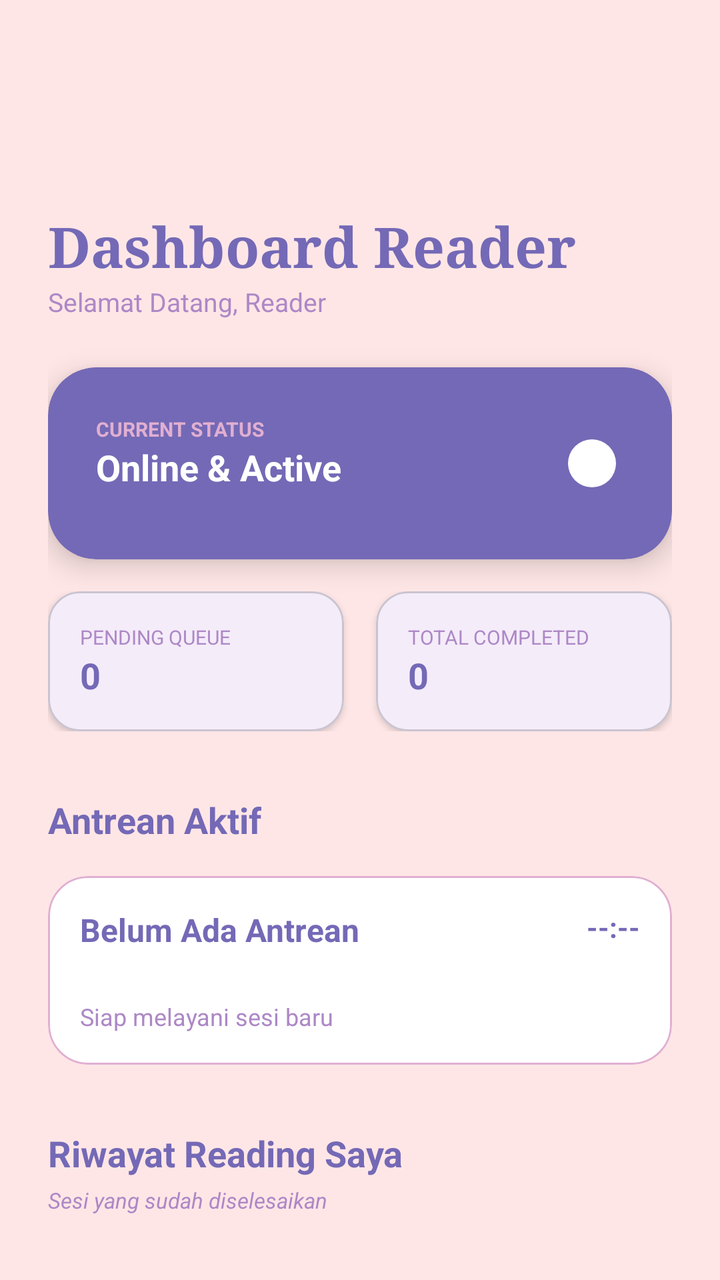
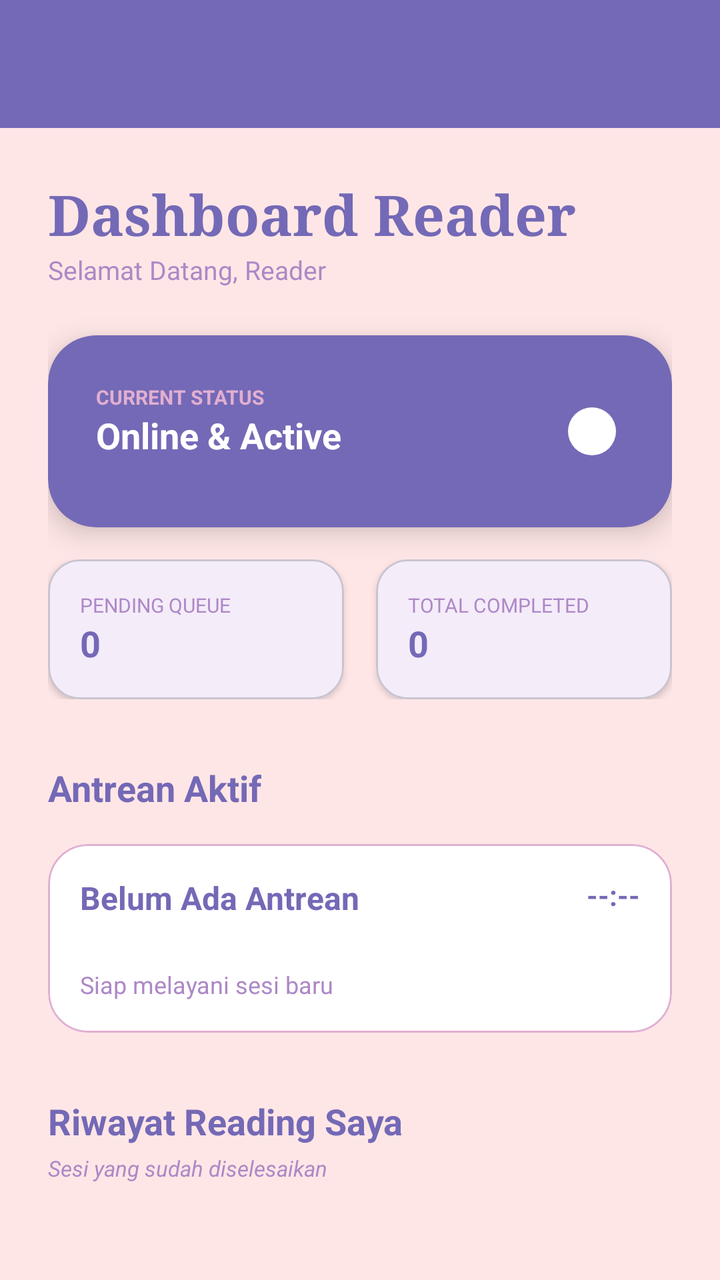

Two renders of the same Android screen: before a commit and after it. Below are the layout's source before the change and the commit's diff.
<!-- AndroidManifest.xml: application theme Theme.Tarot -->
<!-- res/layout/activity_reader.xml -->
<?xml version="1.0" encoding="utf-8"?>
<LinearLayout xmlns:android="http://schemas.android.com/apk/res/android"
    xmlns:app="http://schemas.android.com/apk/res-auto"
    android:layout_width="match_parent"
    android:layout_height="match_parent"
    android:orientation="vertical"
    android:background="#FFE6E6">

    <com.google.android.material.appbar.MaterialToolbar
        android:id="@+id/toolbarReader"
        android:layout_width="match_parent"
        android:layout_height="?attr/actionBarSize"
        android:background="#FFE6E6"
        android:layout_marginTop="16dp"
        app:popupTheme="@style/ThemeOverlay.Material3.Light"
        app:titleTextColor="#7469B6" />

    <androidx.core.widget.NestedScrollView
        android:layout_width="match_parent"
        android:layout_height="0dp"
        android:layout_weight="1"
        android:fillViewport="true">

        <LinearLayout
            android:layout_width="match_parent"
            android:layout_height="wrap_content"
            android:orientation="vertical"
            android:padding="24dp">

            
            <RelativeLayout
                android:layout_width="match_parent"
                android:layout_height="wrap_content">
                <LinearLayout
                    android:layout_width="wrap_content"
                    android:layout_height="wrap_content"
                    android:orientation="vertical">
                    <TextView
                        android:id="@+id/tvHeaderTitle"
                        android:layout_width="wrap_content"
                        android:layout_height="wrap_content"
                        android:fontFamily="serif"
                        android:text="Dashboard Reader"
                        android:textColor="#7469B6"
                        android:textSize="28sp"
                        android:textStyle="bold" />
                    <TextView
                        android:id="@+id/tvReaderGreeting"
                        android:layout_width="wrap_content"
                        android:layout_height="wrap_content"
                        android:text="Selamat Datang, Reader"
                        android:textColor="#AD88C6"
                        android:textSize="13sp" />
                </LinearLayout>
            </RelativeLayout>

            
            <com.google.android.material.card.MaterialCardView
                android:layout_width="match_parent"
                android:layout_height="wrap_content"
                android:layout_marginTop="24dp"
                app:cardBackgroundColor="#7469B6"
                app:cardCornerRadius="24dp"
                app:cardElevation="8dp"
                app:strokeWidth="0dp">
                <RelativeLayout android:padding="24dp" android:layout_width="match_parent" android:layout_height="wrap_content">
                    <LinearLayout android:orientation="vertical" android:layout_width="wrap_content" android:layout_height="wrap_content">
                        <TextView android:text="CURRENT STATUS" android:textSize="10sp" android:textColor="#E1AFD1" android:textStyle="bold" android:layout_width="wrap_content" android:layout_height="wrap_content" />
                        <TextView android:id="@+id/tvStatusLabel" android:text="Online &amp; Active" android:textSize="18sp" android:textColor="#FFFFFF" android:textStyle="bold" android:layout_width="wrap_content" android:layout_height="wrap_content" />
                    </LinearLayout>
                    <com.google.android.material.materialswitch.MaterialSwitch
                        android:id="@+id/switchStatus"
                        android:layout_width="wrap_content"
                        android:layout_height="wrap_content"
                        android:layout_alignParentEnd="true"
                        android:layout_centerVertical="true"
                        android:checked="true" />
                </RelativeLayout>
            </com.google.android.material.card.MaterialCardView>

            
            <LinearLayout
                android:layout_width="match_parent"
                android:layout_height="wrap_content"
                android:layout_marginTop="16dp"
                android:orientation="horizontal"
                android:weightSum="2">

                <com.google.android.material.card.MaterialCardView
                    android:layout_width="0dp"
                    android:layout_height="wrap_content"
                    android:layout_weight="1"
                    android:layout_marginEnd="8dp"
                    app:cardCornerRadius="16dp"
                    app:cardElevation="2dp">
                    <LinearLayout android:padding="16dp" android:orientation="vertical" android:layout_width="match_parent" android:layout_height="wrap_content">
                        <TextView android:text="PENDING QUEUE" android:textSize="10sp" android:textColor="#AD88C6" android:layout_width="wrap_content" android:layout_height="wrap_content"/>
                        <TextView android:id="@+id/tvPendingCount" android:text="0" android:textStyle="bold" android:textSize="18sp" android:textColor="#7469B6" android:layout_width="wrap_content" android:layout_height="wrap_content"/>
                    </LinearLayout>
                </com.google.android.material.card.MaterialCardView>

                <com.google.android.material.card.MaterialCardView
                    android:layout_width="0dp"
                    android:layout_height="wrap_content"
                    android:layout_weight="1"
                    android:layout_marginStart="8dp"
                    app:cardCornerRadius="16dp"
                    app:cardElevation="2dp">
                    <LinearLayout android:padding="16dp" android:orientation="vertical" android:layout_width="match_parent" android:layout_height="wrap_content">
                        <TextView android:text="TOTAL COMPLETED" android:textSize="10sp" android:textColor="#AD88C6" android:layout_width="wrap_content" android:layout_height="wrap_content"/>
                        <TextView android:id="@+id/tvCompletedCount" android:text="0" android:textStyle="bold" android:textSize="18sp" android:textColor="#7469B6" android:layout_width="wrap_content" android:layout_height="wrap_content"/>
                    </LinearLayout>
                </com.google.android.material.card.MaterialCardView>
            </LinearLayout>

            
            <TextView
                android:layout_width="wrap_content"
                android:layout_height="wrap_content"
                android:layout_marginTop="32dp"
                android:text="Antrean Aktif"
                android:textColor="#7469B6"
                android:textSize="18sp"
                android:textStyle="bold" />

            <com.google.android.material.card.MaterialCardView
                android:id="@+id/cardNextBooking"
                android:layout_width="match_parent"
                android:layout_height="wrap_content"
                android:layout_marginTop="16dp"
                app:cardBackgroundColor="#FFFFFF"
                app:cardCornerRadius="20dp"
                app:strokeColor="#E1AFD1"
                app:strokeWidth="1dp">
                <LinearLayout android:padding="16dp" android:orientation="vertical" android:layout_width="match_parent" android:layout_height="wrap_content">

                    
                    <RelativeLayout android:layout_width="match_parent" android:layout_height="wrap_content">
                        <TextView
                            android:id="@+id/tvNextCustomerName"
                            android:text="Belum Ada Antrean"
                            android:textColor="#7469B6"
                            android:textStyle="bold"
                            android:textSize="16sp"
                            android:layout_width="wrap_content"
                            android:layout_height="wrap_content" />
                        <TextView
                            android:id="@+id/tvNextBookingTime"
                            android:layout_alignParentEnd="true"
                            android:text="--:--"
                            android:textSize="14sp"
                            android:textStyle="bold"
                            android:textColor="#7469B6"
                            android:layout_width="wrap_content"
                            android:layout_height="wrap_content" />
                    </RelativeLayout>

                    
                    <TextView
                        android:id="@+id/tvNextBookingDate"
                        android:layout_width="wrap_content"
                        android:layout_height="wrap_content"
                        android:layout_marginTop="4dp"
                        android:text=""
                        android:textSize="12sp"
                        android:textColor="#AD88C6" />

                    
                    <TextView
                        android:id="@+id/tvNextPackageName"
                        android:layout_marginTop="4dp"
                        android:text="Siap melayani sesi baru"
                        android:textSize="12sp"
                        android:textColor="#AD88C6"
                        android:layout_width="wrap_content"
                        android:layout_height="wrap_content" />

                    <com.google.android.material.button.MaterialButton
                        android:id="@+id/btnStartReading"
                        android:layout_width="match_parent"
                        android:layout_height="wrap_content"
                        android:layout_marginTop="12dp"
                        android:text="Mulai Ramalan"
                        android:visibility="gone"
                        app:cornerRadius="12dp"
                        app:backgroundTint="#7469B6" />
                </LinearLayout>
            </com.google.android.material.card.MaterialCardView>

            
            <TextView
                android:layout_width="wrap_content"
                android:layout_height="wrap_content"
                android:layout_marginTop="32dp"
                android:text="Riwayat Reading Saya"
                android:textColor="#7469B6"
                android:textSize="18sp"
                android:textStyle="bold" />

            <TextView
                android:layout_width="wrap_content"
                android:layout_height="wrap_content"
                android:layout_marginTop="4dp"
                android:text="Sesi yang sudah diselesaikan"
                android:textColor="#AD88C6"
                android:textSize="11sp"
                android:textStyle="italic" />

            
            <LinearLayout
                android:id="@+id/containerReaderHistory"
                android:layout_width="match_parent"
                android:layout_height="wrap_content"
                android:layout_marginTop="12dp"
                android:orientation="vertical" />

            <View android:layout_width="match_parent" android:layout_height="40dp" />

        </LinearLayout>
    </androidx.core.widget.NestedScrollView>

</LinearLayout>
<!-- resources referenced by this layout -->
<resources>
  <style name="Theme.Tarot" parent="Base.Theme.Tarot" />
  <style name="Base.Theme.Tarot" parent="Theme.Material3.DayNight.NoActionBar">
          <item name="colorPrimary">#7469B6</item>
          <item name="colorOnPrimary">#FFFFFF</item>
          <item name="colorPrimaryContainer">#F3E5F5</item>
  
          <item name="android:windowBackground">#FFE6E6</item>
  
          <item name="android:statusBarColor">#FFE6E6</item>
          <item name="android:windowLightStatusBar">true</item>
      </style>
</resources>

<!-- the commit's change to res/layout/activity_reader.xml (unified diff, before → after) -->
@@ -4,16 +4,16 @@
     android:layout_width="match_parent"
     android:layout_height="match_parent"
     android:orientation="vertical"
-    android:background="#FFE6E6">
-
-    <com.google.android.material.appbar.MaterialToolbar
+    android:background="#FFE6E6"
+    android:fitsSystemWindows="true">
+
+    <androidx.appcompat.widget.Toolbar
         android:id="@+id/toolbarReader"
         android:layout_width="match_parent"
         android:layout_height="?attr/actionBarSize"
-        android:background="#FFE6E6"
-        android:layout_marginTop="16dp"
-        app:popupTheme="@style/ThemeOverlay.Material3.Light"
-        app:titleTextColor="#7469B6" />
+        android:background="#7469B6"
+        app:titleTextColor="#FFFFFF"
+        app:popupTheme="@style/ThemeOverlay.Material3.Light" />
 
     <androidx.core.widget.NestedScrollView
         android:layout_width="match_parent"
@@ -27,7 +27,6 @@
             android:orientation="vertical"
             android:padding="24dp">
 
-            
             <RelativeLayout
                 android:layout_width="match_parent"
                 android:layout_height="wrap_content">
@@ -54,7 +53,6 @@
                 </LinearLayout>
             </RelativeLayout>
 
-            
             <com.google.android.material.card.MaterialCardView
                 android:layout_width="match_parent"
                 android:layout_height="wrap_content"
@@ -78,7 +76,6 @@
                 </RelativeLayout>
             </com.google.android.material.card.MaterialCardView>
 
-            
             <LinearLayout
                 android:layout_width="match_parent"
                 android:layout_height="wrap_content"
@@ -113,7 +110,6 @@
                 </com.google.android.material.card.MaterialCardView>
             </LinearLayout>
 
-            
             <TextView
                 android:layout_width="wrap_content"
                 android:layout_height="wrap_content"
@@ -134,7 +130,6 @@
                 app:strokeWidth="1dp">
                 <LinearLayout android:padding="16dp" android:orientation="vertical" android:layout_width="match_parent" android:layout_height="wrap_content">
 
-                    
                     <RelativeLayout android:layout_width="match_parent" android:layout_height="wrap_content">
                         <TextView
                             android:id="@+id/tvNextCustomerName"
@@ -155,7 +150,6 @@
                             android:layout_height="wrap_content" />
                     </RelativeLayout>
 
-                    
                     <TextView
                         android:id="@+id/tvNextBookingDate"
                         android:layout_width="wrap_content"
@@ -165,7 +159,6 @@
                         android:textSize="12sp"
                         android:textColor="#AD88C6" />
 
-                    
                     <TextView
                         android:id="@+id/tvNextPackageName"
                         android:layout_marginTop="4dp"
@@ -187,7 +180,6 @@
                 </LinearLayout>
             </com.google.android.material.card.MaterialCardView>
 
-            
             <TextView
                 android:layout_width="wrap_content"
                 android:layout_height="wrap_content"
@@ -206,7 +198,6 @@
                 android:textSize="11sp"
                 android:textStyle="italic" />
 
-            
             <LinearLayout
                 android:id="@+id/containerReaderHistory"
                 android:layout_width="match_parent"
<!-- resource entries referenced after the edit -->
@@ -8,8 +8,8 @@
   
           <item name="android:windowBackground">#FFE6E6</item>
   
-          <item name="android:statusBarColor">#FFE6E6</item>
-          <item name="android:windowLightStatusBar">true</item>
+          <item name="android:statusBarColor">#7469B6</item>
+          <item name="android:windowLightStatusBar">false</item>
       </style>
 </resources>
 
